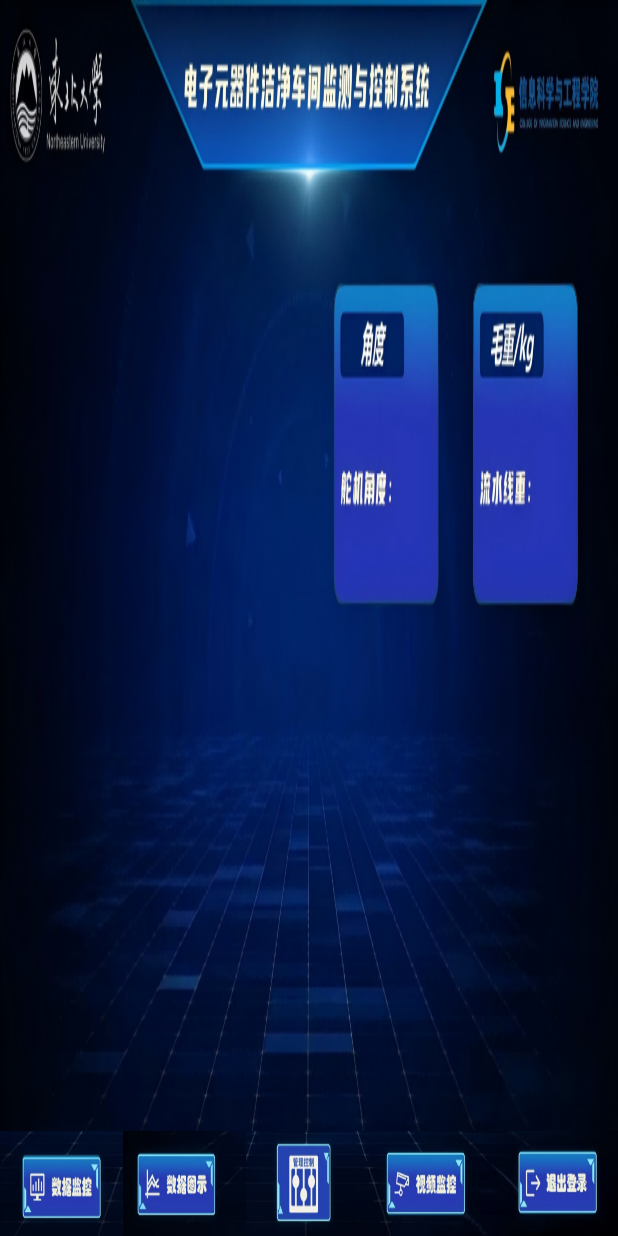
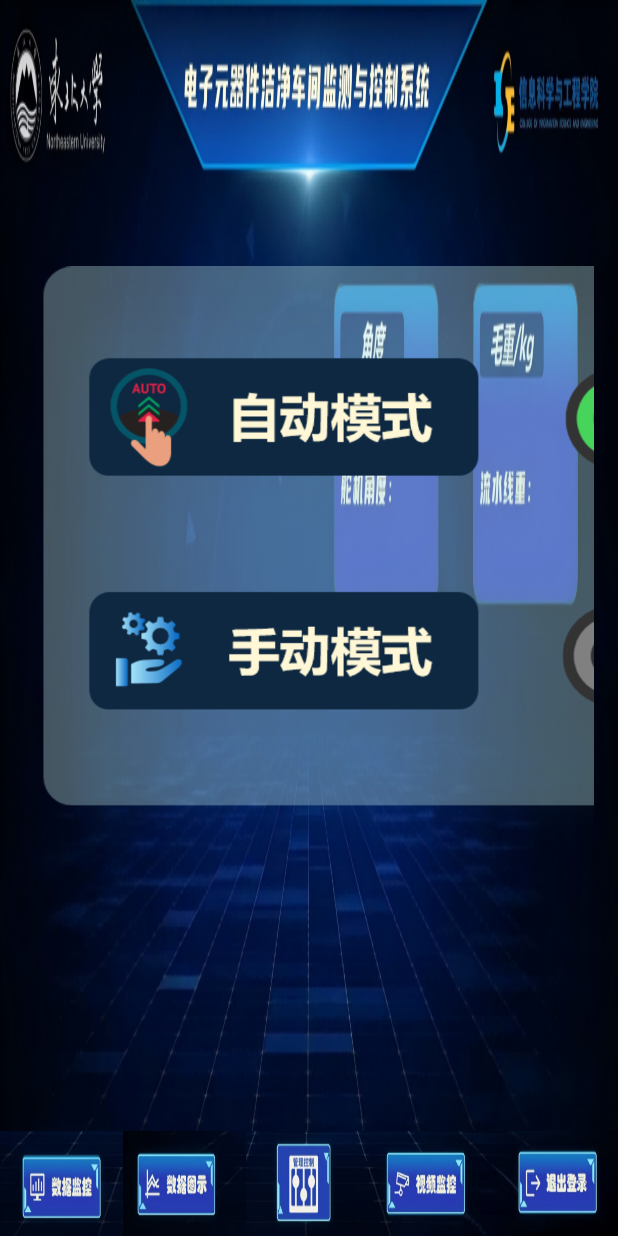
Before and after one commit to WhoKilledTheNorns/intern_2025, an Android app: the fragment TabControlFm placed in its activity, on a phone screen of 412 x 824 dp. Run offline under Robolectric (Android 15) with nearby library versions, the phone set to English and light mode, and no system bars; libraries missing offline, so code that uses them is left out: com.alibaba.fastjson, com.github.mikephil.charting.

Commit message:
按钮实现方法+控制界面

```diff
--- a/app/src/main/java/com/chongqing/carinfo/TabControlFm.java
+++ b/app/src/main/java/com/chongqing/carinfo/TabControlFm.java
@@ -1,9 +1,14 @@
+
+//
+//isLightOn isFanOn 标志位
+
 package com.chongqing.carinfo;
 
 import android.os.Bundle;
 import android.view.LayoutInflater;
 import android.view.View;
 import android.view.ViewGroup;
+import android.widget.ImageButton;
 import android.widget.TextView;
 
 import androidx.annotation.NonNull;
@@ -12,40 +17,74 @@ import androidx.fragment.app.Fragment;
 
 import okhttp3.OkHttpClient;
 
-public class TabControlFm extends Fragment
-{
+public class TabControlFm extends Fragment {
 
     private View viewControl; // 保存页面View
     private OkHttpClient client1; // 保存客户端
     private String AToken1;       // 保存Token
+
+    private boolean isLightOn = false;
+    private boolean isFanOn = false;
 
     @Nullable
     @Override
     public View onCreateView(@NonNull LayoutInflater inflater, @Nullable ViewGroup container,
                              @Nullable Bundle savedInstanceState) {
         viewControl = inflater.inflate(R.layout.tab_cfm_control, container, false);
+
+        // 绑定控件
+        ImageButton btnAngle = viewControl.findViewById(R.id.btnAngle);
+        ImageButton btnConc = viewControl.findViewById(R.id.btnConc);
+
+        // 灯泡按钮点击事件
+        btnAngle.setOnClickListener(new View.OnClickListener() {
+            @Override
+            public void onClick(View v) {
+                isLightOn = !isLightOn;
+                if (isLightOn)
+                {
+                    ((MainActivity)getActivity()).controlLight("ON", client1, AToken1);
+                    btnAngle.setBackgroundResource(R.drawable.light_on);
+                }
+                else
+                {
+                    ((MainActivity)getActivity()).controlLight("OFF", client1, AToken1);
+                    btnAngle.setBackgroundResource(R.drawable.light_off);
+                }
+            }
+        });
+
+        // 风扇按钮点击事件
+        btnConc.setOnClickListener(new View.OnClickListener() {
+            @Override
+            public void onClick(View v) {
+                isFanOn = !isFanOn;
+                if (isFanOn)
+                {
+                    btnConc.setBackgroundResource(R.drawable.fan_on);
+                    ((MainActivity)getActivity()).SetTheFanstatus("ON", client1, AToken1);
+                }
+                else
+                {
+                    ((MainActivity)getActivity()).SetTheFanstatus("OFF", client1, AToken1);
+                    btnConc.setBackgroundResource(R.drawable.fan_off);
+                }
+            }
+        });
+
         return viewControl;
     }
 
     /**
      * 控制页面的统一更新函数
-     * @param angle     角度
-     * @param conc      浓度
-     * @param client    OkHttpClient 对象
-     * @param AToken    鉴权Token
      */
-    public void controlAll(String angle, String conc, OkHttpClient client, String AToken)
-    {
-
-        // 保存网络对象和Token，方便后续调用接口
+    public void controlAll(String angle, String conc, OkHttpClient client, String AToken) {
         client1 = client;
         AToken1 = AToken;
 
-        // 绑定控件（你需要在 fragment_tab_cfm_control.xml 里添加这两个TextView）
         TextView tvAngle = viewControl.findViewById(R.id.tvAngle);
         TextView tvConc = viewControl.findViewById(R.id.tvConc);
 
-        // 更新数据
         tvAngle.setText(angle);
         tvConc.setText(conc);
     }
--- a/app/src/main/res/layout/tab_cfm_control.xml
+++ b/app/src/main/res/layout/tab_cfm_control.xml
@@ -2,20 +2,36 @@
 <LinearLayout xmlns:android="http://schemas.android.com/apk/res/android"
     android:layout_width="match_parent"
     android:layout_height="match_parent"
-    android:orientation="vertical"
-    android:paddingStart="40dp"
+    android:orientation="horizontal"
     android:background="@drawable/bg3"
     android:padding="16dp">
 
-    <!-- 两个文本 + 对应按钮 -->
+    <!-- 左侧大图按钮 -->
+    <ImageButton
+        android:id="@+id/btnBigImage"
+        android:layout_width="484dp"
+        android:layout_height="match_parent"
+        android:layout_gravity="center_vertical"
+        android:adjustViewBounds="true"
+        android:background="@null"
+        android:scaleType="fitCenter"
+        android:src="@drawable/mode_auto" />
+
+
+    <!-- 右侧整体区域 -->
     <LinearLayout
-        android:layout_marginStart="67.7mm"
-        android:layout_marginTop="38mm"
+        android:layout_width="wrap_content"
+        android:layout_height="match_parent"
+        android:orientation="vertical"
+        android:layout_marginStart="20dp"
+        android:gravity="center">
+
+        <!-- 一行：两个文本 + 按钮 -->
+        <LinearLayout
             android:layout_width="wrap_content"
             android:layout_height="wrap_content"
-        android:layout_marginEnd="50dp"
             android:orientation="horizontal"
-        android:layout_gravity="center">
+            android:gravity="center">
 
             <!-- 左边：文本 + 按钮 -->
             <LinearLayout
@@ -72,3 +88,4 @@
             </LinearLayout>
         </LinearLayout>
     </LinearLayout>
+</LinearLayout>
```
Also changed, not shown: app/src/main/java/com/chongqing/carinfo/MainActivity.java (+28 -3 lines). Lines whose indentation alone changed are shown as unchanged.
